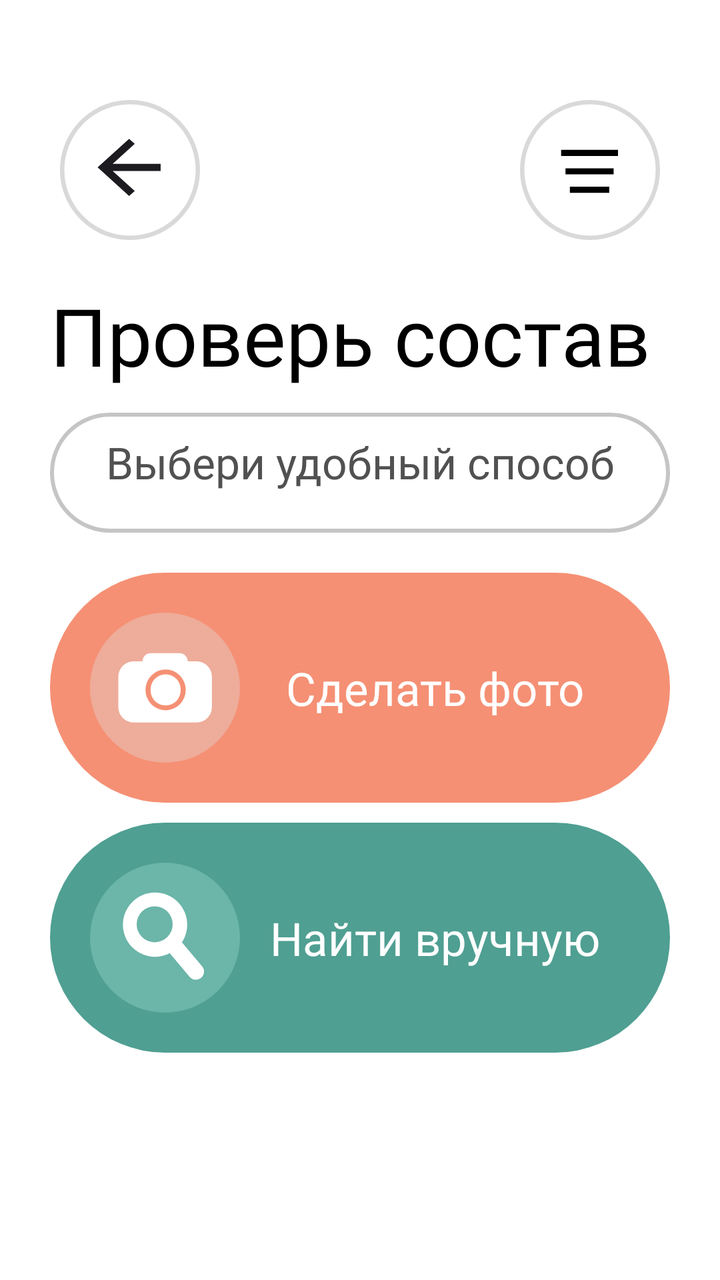
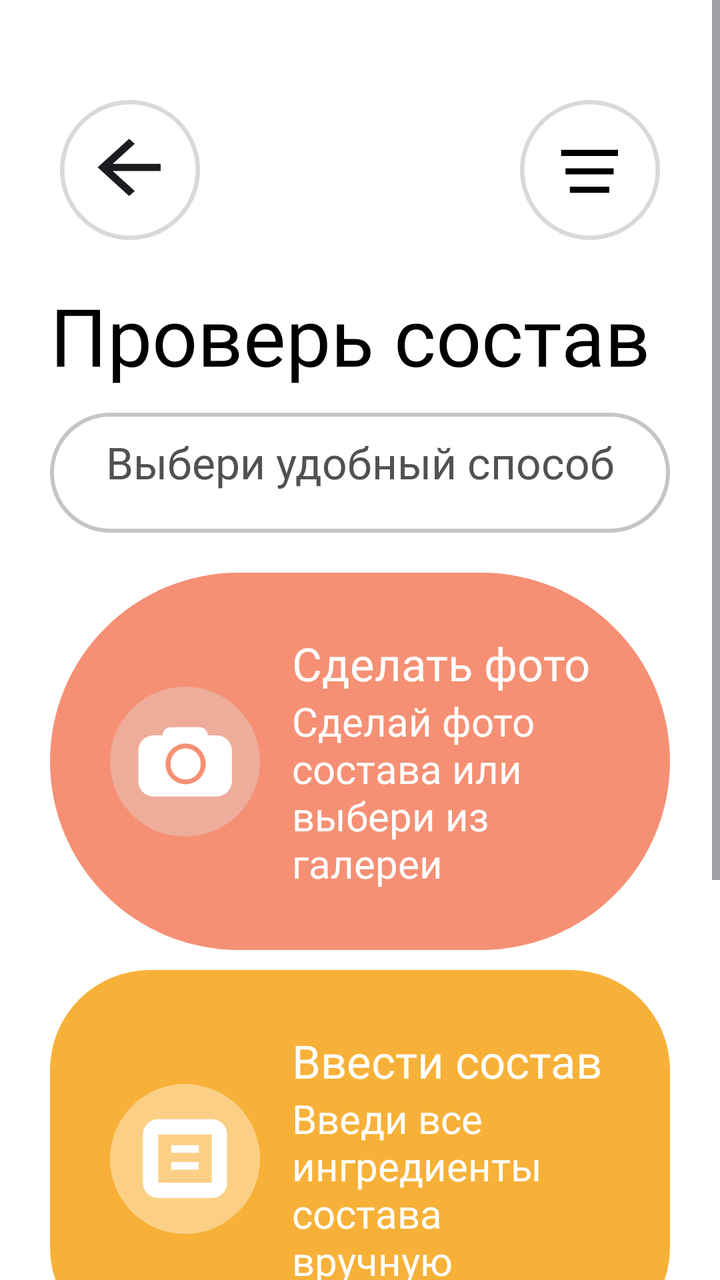

The first picture is an Android layout as it rendered before a commit; the second is the same layout after the commit. The layout source and the unified diff follow.
<!-- AndroidManifest.xml: application theme Theme.CheckApp -->
<!-- res/layout/activity_second.xml -->
<?xml version="1.0" encoding="utf-8"?>
<LinearLayout xmlns:android="http://schemas.android.com/apk/res/android"
    xmlns:app="http://schemas.android.com/apk/res-auto"
    xmlns:tools="http://schemas.android.com/tools"
    android:layout_width="match_parent"
    android:layout_height="match_parent"
    android:orientation="vertical"
    android:padding="25dp"
    android:background="#FFFFFF">

    <androidx.constraintlayout.widget.ConstraintLayout
        android:layout_width="match_parent"
        android:layout_height="wrap_content"
        android:orientation="horizontal"
        android:paddingTop="25dp"
        android:paddingStart="5dp"
        android:paddingEnd="5dp"
        android:paddingBottom="21dp">

        <ImageButton
            android:id="@+id/backButtonSecond"
            android:layout_width="70dp"
            android:contentDescription="Back"
            android:layout_height="70dp"
            android:background="@drawable/ic_back_btn"
            app:layout_constraintBottom_toBottomOf="parent"
            app:layout_constraintStart_toStartOf="parent">
        </ImageButton>

        <ImageButton
            android:id="@+id/moreBtnSecond"
            android:layout_width="70dp"
            android:contentDescription="More"
            android:layout_height="70dp"
            android:background="@drawable/ic_more_btn"
            app:layout_constraintBottom_toBottomOf="parent"
            app:layout_constraintEnd_toEndOf="parent">
        </ImageButton>

    </androidx.constraintlayout.widget.ConstraintLayout>

    <TextView
        android:layout_width="match_parent"
        android:layout_height="wrap_content"
        android:layout_gravity="center"
        android:fontFamily="@font/geologica_auto_medium"
        android:text="Проверь состав"
        android:textColor="#000000"
        android:paddingBottom="12dp"
        android:textSize="40sp">
    </TextView>


    <androidx.constraintlayout.widget.ConstraintLayout
        android:layout_width="310dp"
        android:layout_height="60dp"
        android:background="@drawable/block_search_menu"
        android:padding="10dp">


        <TextView
            android:id="@+id/btn"
            android:layout_width="wrap_content"
            android:layout_height="match_parent"
            android:fontFamily="@font/geologica_regular"
            android:text="Выбери удобный способ"
            android:textColor="#515151"
            android:textColorHint="#404040"
            android:textSize="22sp"
            app:backgroundTint="@null"
            app:layout_constraintBottom_toBottomOf="parent"
            app:layout_constraintEnd_toEndOf="parent"
            app:layout_constraintStart_toStartOf="parent"
            app:layout_constraintTop_toTopOf="parent">
        </TextView>


    </androidx.constraintlayout.widget.ConstraintLayout>

    <androidx.constraintlayout.widget.ConstraintLayout
        android:layout_marginTop="20dp"
        android:layout_width="match_parent"
        android:layout_height="wrap_content"
        android:padding="20dp"
        android:layout_gravity="center_horizontal"
        android:background="@drawable/btns_orange"
        android:orientation="vertical">

        <ImageButton
            android:id="@+id/buttonToOCR"
            android:layout_width="75dp"
            android:layout_height="75dp"
            android:background="@drawable/ic_camera"
            app:layout_constraintBottom_toBottomOf="parent"
            app:layout_constraintStart_toStartOf="parent"
            app:layout_constraintTop_toTopOf="parent" />


        <TextView
            android:id="@+id/textView"
            android:layout_width="wrap_content"
            android:layout_height="wrap_content"
            android:textSize="23sp"
            android:textColor="#FFFFFF"
            android:text="Сделать фото"
            android:fontFamily="@font/geologica_semibold"
            app:layout_constraintBottom_toBottomOf="parent"
            app:layout_constraintEnd_toEndOf="parent"
            app:layout_constraintStart_toEndOf="@+id/buttonToOCR"
            app:layout_constraintTop_toTopOf="parent" />

    </androidx.constraintlayout.widget.ConstraintLayout>

    <androidx.constraintlayout.widget.ConstraintLayout
        android:layout_marginTop="10dp"
        android:layout_width="match_parent"
        android:padding="20dp"
        android:layout_height="wrap_content"
        android:layout_gravity="center_horizontal"
        android:background="@drawable/btns_green"
        android:orientation="vertical">

        <ImageButton
            android:id="@+id/buttonToMain"
            android:layout_width="75dp"
            android:layout_height="75dp"
            android:background="@drawable/ic_loop_green"
            app:layout_constraintBottom_toBottomOf="parent"
            app:layout_constraintStart_toStartOf="parent"
            app:layout_constraintTop_toTopOf="parent" />

        <TextView
            android:id="@+id/textView2"
            android:layout_width="wrap_content"
            android:layout_height="wrap_content"
            android:textSize="23sp"
            android:textColor="#FFFFFF"
            android:text="Найти вручную"
            android:fontFamily="@font/geologica_semibold"
            app:layout_constraintBottom_toBottomOf="parent"
            app:layout_constraintEnd_toEndOf="parent"
            app:layout_constraintStart_toEndOf="@+id/buttonToMain"
            app:layout_constraintTop_toTopOf="parent" />

    </androidx.constraintlayout.widget.ConstraintLayout>
</LinearLayout>
<!-- resources referenced by this layout -->
<resources>
  <!-- drawable block_search_menu (drawable) -->
  <?xml version="1.0" encoding="utf-8"?>
  <shape xmlns:android="http://schemas.android.com/apk/res/android">
      <solid android:color="#FFFFFF"></solid>
      <corners android:radius="80dp"></corners>
      <stroke android:color="#C5C5C5" android:width="2dp"></stroke>
  </shape>
  <!-- drawable btns_green (drawable) -->
  <?xml version="1.0" encoding="utf-8"?>
  <shape xmlns:android="http://schemas.android.com/apk/res/android">
      <solid android:color="#4F9F92"></solid>
      <corners android:radius="100dp"></corners>
  </shape>
  <!-- drawable btns_orange (drawable) -->
  <?xml version="1.0" encoding="utf-8"?>
  <shape xmlns:android="http://schemas.android.com/apk/res/android">
      <solid android:color="#F59074"></solid>
      <corners android:radius="100dp"></corners>
  </shape>
  <!-- drawable ic_back_btn (drawable) -->
  <vector xmlns:android="http://schemas.android.com/apk/res/android"
      android:width="160dp"
      android:height="160dp"
      android:viewportWidth="160"
      android:viewportHeight="160">
    <path
        android:pathData="M160,80C160,124.18 124.18,160 80,160C35.82,160 0,124.18 0,80C0,35.82 35.82,0 80,0C124.18,0 160,35.82 160,80Z"
        android:fillColor="#D9D9D9"/>
    <path
        android:pathData="M155,80C155,121.42 121.42,155 80,155C38.58,155 5,121.42 5,80C5,38.58 38.58,5 80,5C121.42,5 155,38.58 155,80Z"
        android:fillColor="#ffffff"/>
    <path
        android:pathData="M60.21,81.08H115V72.92H60.21L85.41,50.05L79,44.33L43,77L79,109.67L85.41,103.95L60.21,81.08Z"
        android:fillColor="#1D1B20"/>
  </vector>
  <!-- drawable ic_loop_green (drawable) -->
  <vector xmlns:android="http://schemas.android.com/apk/res/android"
      android:width="196dp"
      android:height="196dp"
      android:viewportWidth="196"
      android:viewportHeight="196">
    <path
        android:pathData="M98,98m-98,0a98,98 0,1 1,196 0a98,98 0,1 1,-196 0"
        android:fillColor="#6BB5A9"/>
    <path
        android:pathData="M85,81m-42,0a42,42 0,1 1,84 0a42,42 0,1 1,-84 0"
        android:fillColor="#ffffff"/>
    <path
        android:pathData="M145.17,150.48L145.17,150.48A10.67,10.67 95,0 1,130.14 149.17L98.86,111.89A10.67,10.67 95,0 1,100.17 96.86L100.17,96.86A10.67,10.67 95,0 1,115.2 98.17L146.48,135.45A10.67,10.67 95,0 1,145.17 150.48z"
        android:fillColor="#ffffff"/>
    <path
        android:pathData="M84.5,80.5m-23.5,0a23.5,23.5 0,1 1,47 0a23.5,23.5 0,1 1,-47 0"
        android:fillColor="#6BB5A9"/>
  </vector>
  <style name="Theme.CheckApp" parent="Base.Theme.CheckApp" />
  <style name="Base.Theme.CheckApp" parent="Theme.Material3.DayNight.NoActionBar">
          
          
      </style>
  <!-- unchanged entries left out for length: 2 -->
</resources>

<!-- the commit's change to res/layout/activity_second.xml (unified diff, before → after) -->
@@ -1,146 +1,228 @@
 <?xml version="1.0" encoding="utf-8"?>
-<LinearLayout xmlns:android="http://schemas.android.com/apk/res/android"
+<ScrollView xmlns:android="http://schemas.android.com/apk/res/android"
     xmlns:app="http://schemas.android.com/apk/res-auto"
-    xmlns:tools="http://schemas.android.com/tools"
     android:layout_width="match_parent"
-    android:layout_height="match_parent"
-    android:orientation="vertical"
-    android:padding="25dp"
-    android:background="#FFFFFF">
-
-    <androidx.constraintlayout.widget.ConstraintLayout
+    android:layout_height="match_parent">
+    <LinearLayout
         android:layout_width="match_parent"
-        android:layout_height="wrap_content"
-        android:orientation="horizontal"
-        android:paddingTop="25dp"
-        android:paddingStart="5dp"
-        android:paddingEnd="5dp"
-        android:paddingBottom="21dp">
-
-        <ImageButton
-            android:id="@+id/backButtonSecond"
-            android:layout_width="70dp"
-            android:contentDescription="Back"
-            android:layout_height="70dp"
-            android:background="@drawable/ic_back_btn"
-            app:layout_constraintBottom_toBottomOf="parent"
-            app:layout_constraintStart_toStartOf="parent">
-        </ImageButton>
-
-        <ImageButton
-            android:id="@+id/moreBtnSecond"
-            android:layout_width="70dp"
-            android:contentDescription="More"
-            android:layout_height="70dp"
-            android:background="@drawable/ic_more_btn"
-            app:layout_constraintBottom_toBottomOf="parent"
-            app:layout_constraintEnd_toEndOf="parent">
-        </ImageButton>
-
-    </androidx.constraintlayout.widget.ConstraintLayout>
-
-    <TextView
-        android:layout_width="match_parent"
-        android:layout_height="wrap_content"
-        android:layout_gravity="center"
-        android:fontFamily="@font/geologica_auto_medium"
-        android:text="Проверь состав"
-        android:textColor="#000000"
-        android:paddingBottom="12dp"
-        android:textSize="40sp">
-    </TextView>
-
-
-    <androidx.constraintlayout.widget.ConstraintLayout
-        android:layout_width="310dp"
-        android:layout_height="60dp"
-        android:background="@drawable/block_search_menu"
-        android:padding="10dp">
-
+        android:layout_height="match_parent"
+        android:orientation="vertical"
+        android:padding="25dp"
+        android:background="#FFFFFF">
+        <androidx.constraintlayout.widget.ConstraintLayout
+            android:layout_width="match_parent"
+            android:layout_height="wrap_content"
+            android:orientation="horizontal"
+            android:paddingTop="25dp"
+            android:paddingStart="5dp"
+            android:paddingEnd="5dp"
+            android:paddingBottom="21dp">
+
+            <ImageButton
+                android:id="@+id/backButtonSecond"
+                android:layout_width="70dp"
+                android:contentDescription="Back"
+                android:layout_height="70dp"
+                android:background="@drawable/ic_back_btn"
+                app:layout_constraintBottom_toBottomOf="parent"
+                app:layout_constraintStart_toStartOf="parent">
+            </ImageButton>
+
+            <ImageButton
+                android:id="@+id/moreBtnSecond"
+                android:layout_width="70dp"
+                android:contentDescription="More"
+                android:layout_height="70dp"
+                android:background="@drawable/ic_more_btn"
+                app:layout_constraintBottom_toBottomOf="parent"
+                app:layout_constraintEnd_toEndOf="parent">
+            </ImageButton>
+
+        </androidx.constraintlayout.widget.ConstraintLayout>
 
         <TextView
-            android:id="@+id/btn"
-            android:layout_width="wrap_content"
-            android:layout_height="match_parent"
-            android:fontFamily="@font/geologica_regular"
-            android:text="Выбери удобный способ"
-            android:textColor="#515151"
-            android:textColorHint="#404040"
-            android:textSize="22sp"
-            app:backgroundTint="@null"
-            app:layout_constraintBottom_toBottomOf="parent"
-            app:layout_constraintEnd_toEndOf="parent"
-            app:layout_constraintStart_toStartOf="parent"
-            app:layout_constraintTop_toTopOf="parent">
+            android:layout_width="match_parent"
+            android:layout_height="wrap_content"
+            android:layout_gravity="center"
+            android:fontFamily="@font/geologica_auto_medium"
+            android:text="Проверь состав"
+            android:textColor="#000000"
+            android:paddingBottom="12dp"
+            android:textSize="40sp">
         </TextView>
 
 
-    </androidx.constraintlayout.widget.ConstraintLayout>
-
-    <androidx.constraintlayout.widget.ConstraintLayout
-        android:layout_marginTop="20dp"
-        android:layout_width="match_parent"
-        android:layout_height="wrap_content"
-        android:padding="20dp"
-        android:layout_gravity="center_horizontal"
-        android:background="@drawable/btns_orange"
-        android:orientation="vertical">
-
-        <ImageButton
-            android:id="@+id/buttonToOCR"
-            android:layout_width="75dp"
-            android:layout_height="75dp"
-            android:background="@drawable/ic_camera"
-            app:layout_constraintBottom_toBottomOf="parent"
-            app:layout_constraintStart_toStartOf="parent"
-            app:layout_constraintTop_toTopOf="parent" />
-
-
-        <TextView
-            android:id="@+id/textView"
-            android:layout_width="wrap_content"
-            android:layout_height="wrap_content"
-            android:textSize="23sp"
-            android:textColor="#FFFFFF"
-            android:text="Сделать фото"
-            android:fontFamily="@font/geologica_semibold"
-            app:layout_constraintBottom_toBottomOf="parent"
-            app:layout_constraintEnd_toEndOf="parent"
-            app:layout_constraintStart_toEndOf="@+id/buttonToOCR"
-            app:layout_constraintTop_toTopOf="parent" />
-
-    </androidx.constraintlayout.widget.ConstraintLayout>
-
-    <androidx.constraintlayout.widget.ConstraintLayout
-        android:layout_marginTop="10dp"
-        android:layout_width="match_parent"
-        android:padding="20dp"
-        android:layout_height="wrap_content"
-        android:layout_gravity="center_horizontal"
-        android:background="@drawable/btns_green"
-        android:orientation="vertical">
-
-        <ImageButton
-            android:id="@+id/buttonToMain"
-            android:layout_width="75dp"
-            android:layout_height="75dp"
-            android:background="@drawable/ic_loop_green"
-            app:layout_constraintBottom_toBottomOf="parent"
-            app:layout_constraintStart_toStartOf="parent"
-            app:layout_constraintTop_toTopOf="parent" />
-
-        <TextView
-            android:id="@+id/textView2"
-            android:layout_width="wrap_content"
-            android:layout_height="wrap_content"
-            android:textSize="23sp"
-            android:textColor="#FFFFFF"
-            android:text="Найти вручную"
-            android:fontFamily="@font/geologica_semibold"
-            app:layout_constraintBottom_toBottomOf="parent"
-            app:layout_constraintEnd_toEndOf="parent"
-            app:layout_constraintStart_toEndOf="@+id/buttonToMain"
-            app:layout_constraintTop_toTopOf="parent" />
-
-    </androidx.constraintlayout.widget.ConstraintLayout>
-</LinearLayout>
+        <androidx.constraintlayout.widget.ConstraintLayout
+            android:layout_width="310dp"
+            android:layout_height="60dp"
+            android:background="@drawable/block_search_menu"
+            android:padding="10dp">
+
+
+            <TextView
+                android:id="@+id/btn"
+                android:layout_width="wrap_content"
+                android:layout_height="match_parent"
+                android:fontFamily="@font/geologica_regular"
+                android:text="Выбери удобный способ"
+                android:textColor="#515151"
+                android:textColorHint="#404040"
+                android:textSize="22sp"
+                app:backgroundTint="@null"
+                app:layout_constraintBottom_toBottomOf="parent"
+                app:layout_constraintEnd_toEndOf="parent"
+                app:layout_constraintStart_toStartOf="parent"
+                app:layout_constraintTop_toTopOf="parent">
+            </TextView>
+
+
+        </androidx.constraintlayout.widget.ConstraintLayout>
+
+        <androidx.constraintlayout.widget.ConstraintLayout
+            android:layout_marginTop="20dp"
+            android:layout_width="match_parent"
+            android:layout_height="wrap_content"
+            android:padding="30dp"
+            android:layout_gravity="center_horizontal"
+            android:background="@drawable/btns_orange"
+            android:orientation="vertical">
+
+
+            <ImageButton
+                android:id="@+id/buttonToOCR"
+                android:layout_width="75dp"
+                android:layout_height="75dp"
+                android:background="@drawable/ic_camera"
+                app:layout_constraintBottom_toBottomOf="parent"
+                app:layout_constraintStart_toStartOf="parent"
+                app:layout_constraintTop_toTopOf="parent"/>
+
+            <TextView
+                android:id="@+id/textView"
+                android:layout_width="0dp"
+                android:layout_height="wrap_content"
+                android:fontFamily="@font/geologica_semibold"
+                android:text="Сделать фото"
+                android:layout_marginStart="16dp"
+                android:textColor="#FFFFFF"
+                android:textSize="23sp"
+                app:layout_constraintEnd_toEndOf="parent"
+                app:layout_constraintBottom_toTopOf="@+id/textView6"
+                app:layout_constraintStart_toEndOf="@+id/buttonToOCR"
+                app:layout_constraintTop_toTopOf="parent" />
+
+            <TextView
+                android:id="@+id/textView6"
+                android:layout_width="0dp"
+                android:layout_height="wrap_content"
+                android:layout_marginStart="16dp"
+                android:fontFamily="@font/geologica_regular"
+                android:text="Сделай фото состава или выбери из галереи"
+                android:textColor="#FFFFFF"
+                android:textSize="20sp"
+                app:layout_constraintBottom_toBottomOf="parent"
+                app:layout_constraintEnd_toEndOf="parent"
+                app:layout_constraintStart_toEndOf="@+id/buttonToOCR"
+                app:layout_constraintTop_toBottomOf="@+id/textView" />
+
+        </androidx.constraintlayout.widget.ConstraintLayout>
+
+        <androidx.constraintlayout.widget.ConstraintLayout
+            android:layout_marginTop="10dp"
+            android:layout_width="match_parent"
+            android:layout_height="wrap_content"
+            android:padding="30dp"
+            android:layout_gravity="center_horizontal"
+            android:background="@drawable/btns_mini"
+            android:orientation="vertical">
+
+            <ImageButton
+                android:id="@+id/buttonToHand"
+                android:layout_width="75dp"
+                android:layout_height="75dp"
+                android:background="@drawable/ic_list"
+                app:layout_constraintBottom_toBottomOf="parent"
+                app:layout_constraintStart_toStartOf="parent"
+                app:layout_constraintTop_toTopOf="parent"/>
+
+
+            <TextView
+                android:id="@+id/textView3"
+                android:layout_width="0dp"
+                android:layout_height="wrap_content"
+                android:fontFamily="@font/geologica_semibold"
+                android:text="Ввести состав"
+                android:textColor="#FFFFFF"
+                android:layout_marginStart="16dp"
+                android:textSize="23sp"
+                app:layout_constraintEnd_toEndOf="parent"
+                app:layout_constraintStart_toEndOf="@+id/buttonToHand"
+                app:layout_constraintTop_toTopOf="parent" />
+
+            <TextView
+                android:id="@+id/textView4"
+                android:layout_width="0dp"
+                android:layout_height="wrap_content"
+                android:fontFamily="@font/geologica_regular"
+                android:text="Введи все ингредиенты состава вручную"
+                android:textColor="#FFFFFF"
+                android:layout_marginStart="16dp"
+                android:textSize="20sp"
+                app:layout_constraintBottom_toBottomOf="parent"
+                app:layout_constraintEnd_toEndOf="parent"
+                app:layout_constraintStart_toEndOf="@+id/buttonToHand"
+                app:layout_constraintTop_toBottomOf="@+id/textView3" />
+
+        </androidx.constraintlayout.widget.ConstraintLayout>
+
+        <androidx.constraintlayout.widget.ConstraintLayout
+            android:layout_width="match_parent"
+            android:layout_height="wrap_content"
+            android:layout_gravity="center_horizontal"
+            android:layout_marginTop="10dp"
+            android:background="@drawable/btns_green"
+            android:orientation="vertical"
+            android:padding="30dp">
+
+            <ImageButton
+                android:id="@+id/buttonToMain"
+                android:layout_width="75dp"
+                android:layout_height="75dp"
+                android:background="@drawable/ic_loop_green"
+                app:layout_constraintBottom_toBottomOf="parent"
+                app:layout_constraintStart_toStartOf="parent"
+                app:layout_constraintTop_toTopOf="parent"/>
+
+            <TextView
+                android:id="@+id/textView2"
+                android:layout_width="0dp"
+                android:layout_marginStart="16dp"
+                android:layout_height="wrap_content"
+                android:fontFamily="@font/geologica_semibold"
+                android:text="Найти вручную"
+                android:textColor="#FFFFFF"
+                android:textSize="23sp"
+                android:layout_marginTop="15dp"
+                app:layout_constraintBottom_toTopOf="@+id/textView5"
+                app:layout_constraintEnd_toEndOf="parent"
+                app:layout_constraintStart_toEndOf="@+id/buttonToMain"
+                app:layout_constraintTop_toTopOf="parent" />
+
+            <TextView
+                android:id="@+id/textView5"
+                android:layout_width="0dp"
+                android:layout_height="wrap_content"
+                android:fontFamily="@font/geologica_regular"
+                android:text="Найди конкретный ингредиент"
+                android:layout_marginBottom="15dp"
+                android:textColor="#FFFFFF"
+                android:layout_marginStart="16dp"
+                android:textSize="20sp"
+                app:layout_constraintBottom_toBottomOf="parent"
+                app:layout_constraintEnd_toEndOf="parent"
+                app:layout_constraintStart_toEndOf="@+id/buttonToMain"
+                app:layout_constraintTop_toBottomOf="@+id/textView2" />
+
+        </androidx.constraintlayout.widget.ConstraintLayout>
+    </LinearLayout>
+</ScrollView>
<!-- resource entries referenced after the edit -->
@@ -11,7 +11,14 @@
   <?xml version="1.0" encoding="utf-8"?>
   <shape xmlns:android="http://schemas.android.com/apk/res/android">
       <solid android:color="#4F9F92"></solid>
-      <corners android:radius="100dp"></corners>
+      <corners android:radius="50dp"></corners>
+  </shape>
+  <!-- drawable btns_mini (drawable) -->
+  <?xml version="1.0" encoding="utf-8"?>
+  <shape xmlns:android="http://schemas.android.com/apk/res/android">
+  
+      <solid android:color="#F7B138"></solid>
+      <corners android:radius="50dp"></corners>
   </shape>
   <!-- drawable btns_orange (drawable) -->
   <?xml version="1.0" encoding="utf-8"?>
@@ -34,6 +41,31 @@
     <path
         android:pathData="M60.21,81.08H115V72.92H60.21L85.41,50.05L79,44.33L43,77L79,109.67L85.41,103.95L60.21,81.08Z"
         android:fillColor="#1D1B20"/>
+  </vector>
+  <!-- drawable ic_list (drawable) -->
+  <vector xmlns:android="http://schemas.android.com/apk/res/android"
+      android:width="196dp"
+      android:height="196dp"
+      android:viewportWidth="196"
+      android:viewportHeight="196">
+    <path
+        android:pathData="M98,98m-98,0a98,98 0,1 1,196 0a98,98 0,1 1,-196 0"
+        android:fillColor="#FBD086"/>
+    <path
+        android:pathData="M63,56L133,56A10,10 0,0 1,143 66L143,129A10,10 0,0 1,133 139L63,139A10,10 0,0 1,53 129L53,66A10,10 0,0 1,63 56z"
+        android:strokeWidth="20"
+        android:fillColor="#00000000"
+        android:strokeColor="#ffffff"/>
+    <path
+        android:pathData="M80,85L116,85"
+        android:strokeWidth="10"
+        android:fillColor="#00000000"
+        android:strokeColor="#ffffff"/>
+    <path
+        android:pathData="M80,107L116,107"
+        android:strokeWidth="10"
+        android:fillColor="#00000000"
+        android:strokeColor="#ffffff"/>
   </vector>
   <!-- drawable ic_loop_green (drawable) -->
   <vector xmlns:android="http://schemas.android.com/apk/res/android"
